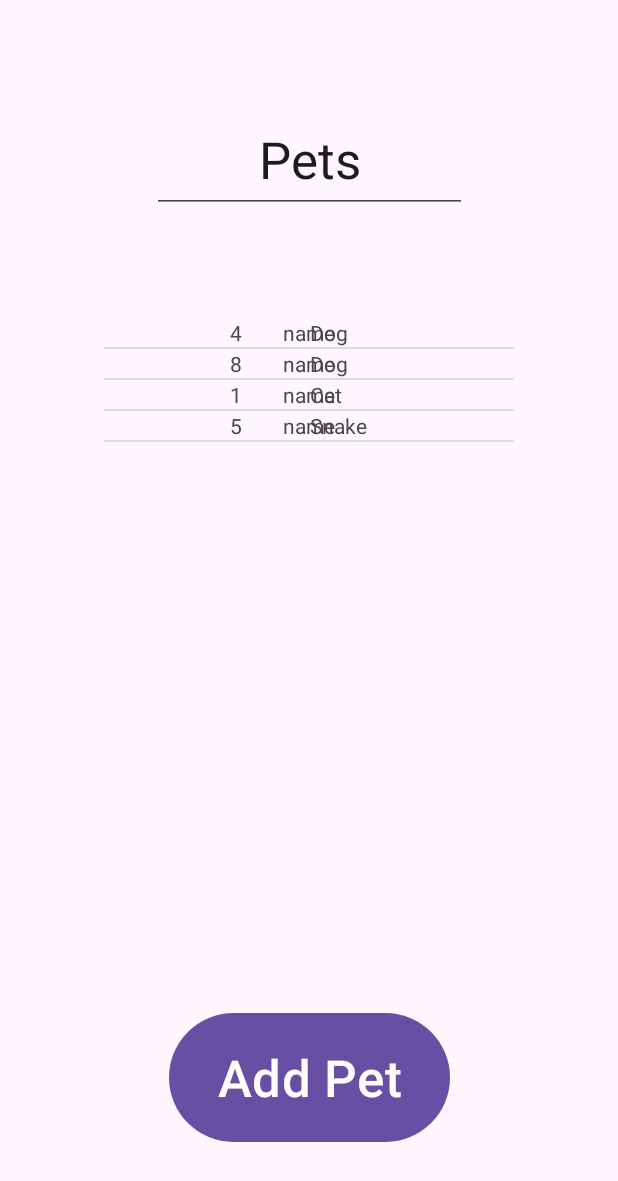
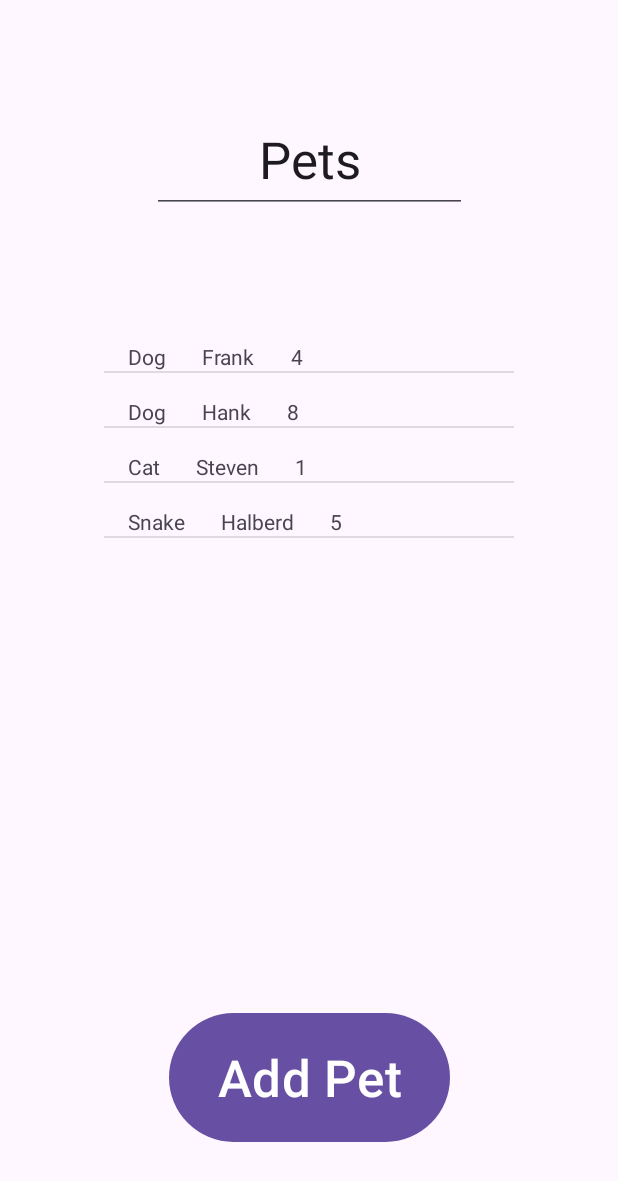
Before and after one commit to SeanKearney1/CIS183_MultipleIntents, an Android app: the screen it shows after launch (MainActivity), on a phone screen of 412 x 824 dp. Shown: the top 1181 px of the screen. Run offline under Robolectric (Android 15) with nearby library versions, the phone set to English and light mode, and no system bars.

Commit message:
10/1/2025_1

```diff
--- a/app/src/main/java/com/example/cis183_multipleintents/PetListAdapter.java
+++ b/app/src/main/java/com/example/cis183_multipleintents/PetListAdapter.java
@@ -1,6 +1,7 @@
 package com.example.cis183_multipleintents;
 
 import android.content.Context;
+import android.util.Log;
 import android.view.LayoutInflater;
 import android.view.View;
 import android.view.ViewGroup;
--- a/app/src/main/res/layout/pet_cell.xml
+++ b/app/src/main/res/layout/pet_cell.xml
@@ -2,41 +2,35 @@
 <androidx.constraintlayout.widget.ConstraintLayout xmlns:android="http://schemas.android.com/apk/res/android"
     xmlns:app="http://schemas.android.com/apk/res-auto"
     xmlns:tools="http://schemas.android.com/tools"
-    android:id="@+id/tv_v_cell_name"
     android:layout_width="match_parent"
     android:layout_height="match_parent">
+
+    <TextView
+        android:id="@+id/tv_v_cell_type"
+        android:layout_width="wrap_content"
+        android:layout_height="wrap_content"
+        android:layout_marginStart="16dp"
+        android:text="TextView"
+        app:layout_constraintBaseline_toBaselineOf="@+id/tv_v_cell_name"
+        app:layout_constraintStart_toStartOf="parent" />
+
+    <TextView
+        android:id="@+id/tv_v_cell_age"
+        android:layout_width="wrap_content"
+        android:layout_height="wrap_content"
+        android:layout_marginStart="24dp"
+        android:text="TextView"
+        app:layout_constraintBaseline_toBaselineOf="@+id/tv_v_cell_name"
+        app:layout_constraintStart_toEndOf="@+id/tv_v_cell_name" />
 
     <TextView
         android:id="@+id/tv_v_cell_name"
         android:layout_width="wrap_content"
         android:layout_height="wrap_content"
-        android:text="name"
-        app:layout_constraintBottom_toBottomOf="parent"
-        app:layout_constraintEnd_toEndOf="parent"
-        app:layout_constraintStart_toStartOf="parent"
+        android:layout_marginStart="24dp"
+        android:layout_marginTop="16dp"
+        android:text="TextView"
+        app:layout_constraintStart_toEndOf="@+id/tv_v_cell_type"
         app:layout_constraintTop_toTopOf="parent" />
 
-    <TextView
-        android:id="@+id/tv_v_cell_age"
-        android:layout_width="wrap_content"
-        android:layout_height="wrap_content"
-        android:text="age"
-        app:layout_constraintBottom_toBottomOf="parent"
-        app:layout_constraintEnd_toEndOf="parent"
-        app:layout_constraintHorizontal_bias="0.317"
-        app:layout_constraintStart_toStartOf="parent"
-        app:layout_constraintTop_toTopOf="parent"
-        app:layout_constraintVertical_bias="0.382" />
-
-    <TextView
-        android:id="@+id/tv_v_cell_type"
-        android:layout_width="42dp"
-        android:layout_height="19dp"
-        android:text="type"
-        app:layout_constraintBottom_toBottomOf="parent"
-        app:layout_constraintEnd_toEndOf="parent"
-        app:layout_constraintHorizontal_bias="0.595"
-        app:layout_constraintStart_toStartOf="parent"
-        app:layout_constraintTop_toTopOf="parent"
-        app:layout_constraintVertical_bias="0.291" />
 </androidx.constraintlayout.widget.ConstraintLayout>
```
